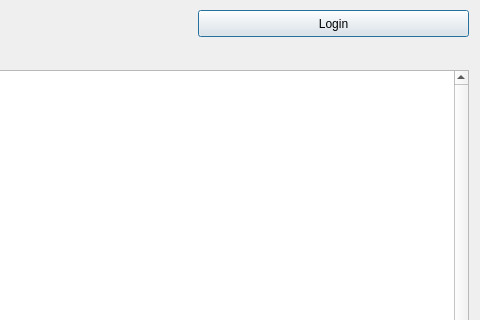
First picture: the form in tellae_services_dialog_base.ui, repository tellae/qgis-tellae-plugin, before the edit; both pictures show x 262 to 742 and y 0 to 320 of the 742 by 442 pixel window.
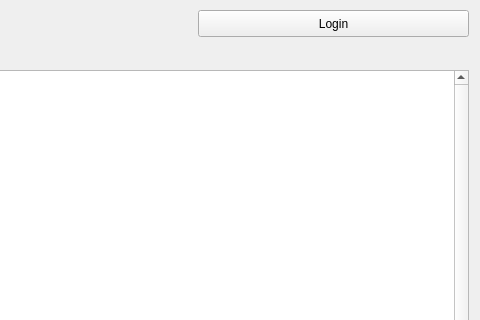
Second picture: the form after the edit.

Commit message: improve dialog visibility logic

Patch:
```diff
--- a/tellae_services_dialog_base.ui
+++ b/tellae_services_dialog_base.ui
@@ -113,6 +113,9 @@
    <property name="text">
     <string>Login</string>
    </property>
+   <property name="autoDefault">
+    <bool>false</bool>
+   </property>
   </widget>
  </widget>
  <resources/>
```
Left out of the diff: 3 changed lines with no effect on the pictures. The commit also changes 4 other files.
